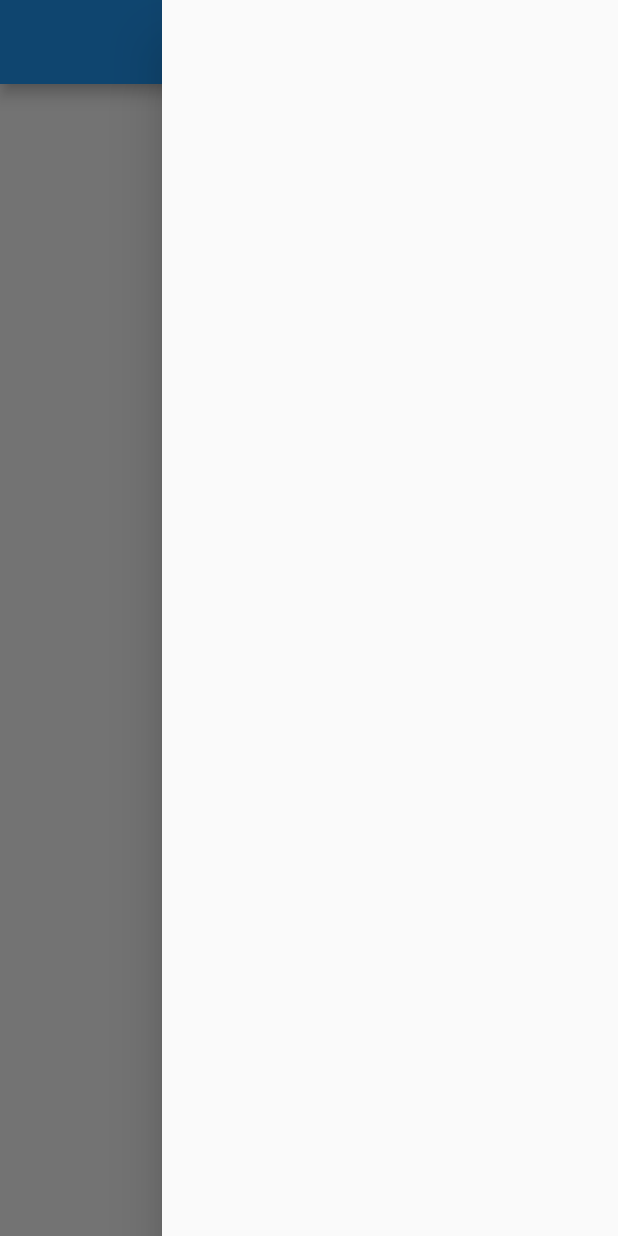
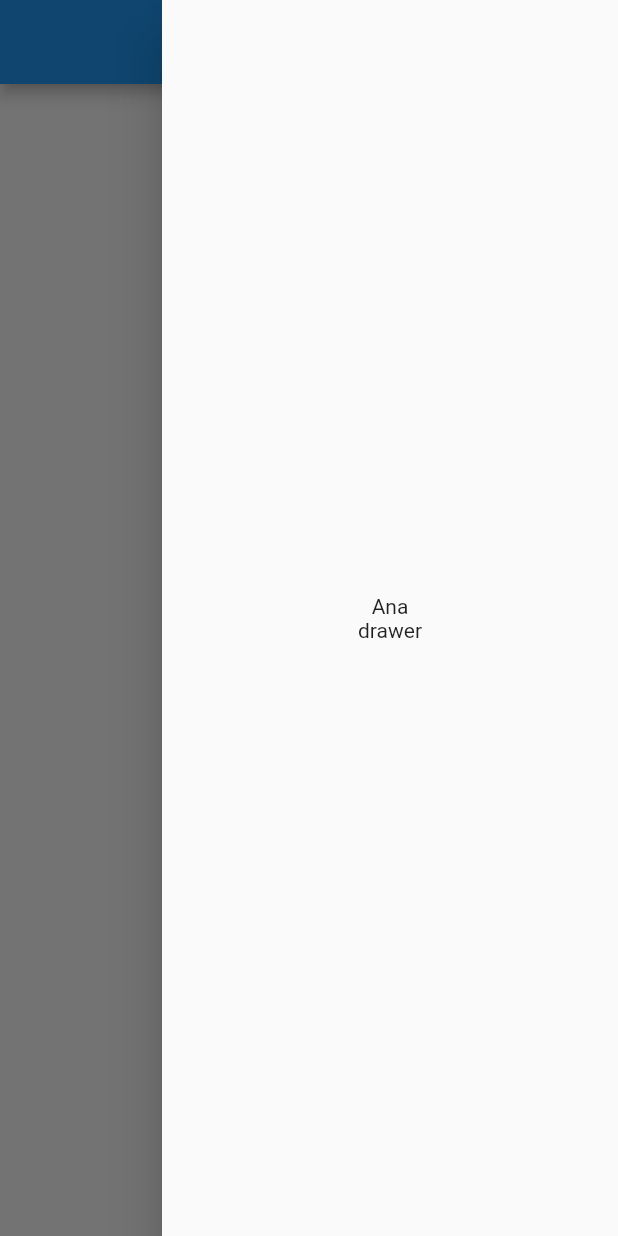
Before and after one commit to Leonardo-Barcelos/flutter_app_clinica_web, a Flutter app: the screen it shows after launch, after a tap on the "menu" icon, on a phone screen of 412 x 824 dp. Run offline on Flutter 3.47's test engine with Material 2 defaults, Android fonts, the phone set to English and light mode, and no system bars; our stand-ins replace image_picker; accounts and stored records are empty.

Commit message:
parcial drawer criada; mock de login

```diff
--- a/lib/components/component/custom_drawer.dart
+++ b/lib/components/component/custom_drawer.dart
@@ -1,12 +1,24 @@
 import 'package:flutter/material.dart';
+import 'package:flutter_app_clinica_web/core/models/user_model.dart';
+import 'package:flutter_app_clinica_web/core/services/auth/auth_service.dart';
 
 class CustomDrawer extends StatelessWidget {
   const CustomDrawer({Key? key}) : super(key: key);
 
   @override
   Widget build(BuildContext context) {
+    UserModel? _currentUser = AuthService().currentUser;
     return Drawer(
-      child: Container(),
+      child: SafeArea(
+        child: Column(
+          crossAxisAlignment: CrossAxisAlignment.center,
+          mainAxisAlignment: MainAxisAlignment.center,
+          children: [
+            Text(_currentUser!.name),
+            const Text('drawer'),
+          ],
+        ),
+      ),
     );
   }
 }
--- a/lib/components/forms/auth_form.dart
+++ b/lib/components/forms/auth_form.dart
@@ -3,7 +3,6 @@ import 'dart:io';
 import 'package:flutter/material.dart';
 import 'package:flutter_app_clinica_web/components/component/user_image_picker.dart';
 import 'package:flutter_app_clinica_web/core/models/auth_form_data.dart';
-import 'package:flutter_app_clinica_web/pages/home_page.dart';
 
 class AuthForm extends StatefulWidget {
   const AuthForm({Key? key}) : super(key: key);
--- /dev/null
+++ b/lib/core/services/auth/auth_nock_service.dart
@@ -0,0 +1,70 @@
+import 'dart:async';
+import 'dart:io';
+import 'dart:math';
+
+import 'package:flutter_app_clinica_web/core/models/user_model.dart';
+import 'package:flutter_app_clinica_web/core/services/auth/auth_service.dart';
+
+class AuthMockService implements AuthService {
+  static const _defaultUser = UserModel(
+    id: '456',
+    name: 'Ana',
+    email: 'ana@cod3r.com.br',
+    imageURL: 'assets/images/avatar.png',
+    type: '',
+  );
+
+  static final Map<String, UserModel> _users = {
+    _defaultUser.email: _defaultUser,
+  };
+  static UserModel? _currentUser;
+  static MultiStreamController<UserModel?>? _controller;
+  static final _userStream = Stream<UserModel?>.multi((controller) {
+    _controller = controller;
+    _updateUser(_defaultUser);
+  });
+
+  @override
+  UserModel? get currentUser {
+    return _currentUser;
+  }
+
+  @override
+  Stream<UserModel?> get userChanges {
+    return _userStream;
+  }
+
+  @override
+  Future<void> signup(
+    String name,
+    String email,
+    String password,
+    File? image,
+  ) async {
+    final newUser = UserModel(
+      id: Random().nextDouble().toString(),
+      name: name,
+      email: email,
+      imageURL: image?.path ?? 'assets/images/avatar.png',
+      type: '',
+    );
+
+    _users.putIfAbsent(email, () => newUser);
+    _updateUser(newUser);
+  }
+
+  @override
+  Future<void> login(String email, String password) async {
+    _updateUser(_users[email]);
+  }
+
+  @override
+  Future<void> logout() async {
+    _updateUser(null);
+  }
+
+  static void _updateUser(UserModel? user) {
+    _currentUser = user;
+    _controller?.add(_currentUser);
+  }
+}
--- a/lib/core/services/auth/auth_service.dart
+++ b/lib/core/services/auth/auth_service.dart
@@ -1,5 +1,6 @@
 import 'dart:io';
 import 'package:flutter_app_clinica_web/core/models/user_model.dart';
+import 'package:flutter_app_clinica_web/core/services/auth/auth_nock_service.dart';
 
 abstract class AuthService {
   UserModel? get currentUser;
@@ -20,7 +21,8 @@ abstract class AuthService {
 
   Future<void> logout();
 
-  // factory AuthService() {
-  //   return AuthFirebaseService();
-  // }
+  factory AuthService() {
+    return AuthMockService();
+    // return AuthFirebaseService();
+  }
 }
--- /dev/null
+++ b/lib/pages/auth_or_app_page.dart
@@ -0,0 +1,26 @@
+import 'package:flutter/material.dart';
+import 'package:flutter_app_clinica_web/core/models/user_model.dart';
+import 'package:flutter_app_clinica_web/core/services/auth/auth_service.dart';
+import 'package:flutter_app_clinica_web/pages/auth_page.dart';
+import 'package:flutter_app_clinica_web/pages/home_page.dart';
+import 'package:flutter_app_clinica_web/pages/loading_page.dart';
+
+class AuthOrAppPage extends StatelessWidget {
+  const AuthOrAppPage({Key? key}) : super(key: key);
+
+  @override
+  Widget build(BuildContext context) {
+    return Scaffold(
+      body: StreamBuilder<UserModel?>(
+        stream: AuthService().userChanges,
+        builder: (ctx, snapshot) {
+          if (snapshot.connectionState == ConnectionState.waiting) {
+            return const LoadingPage();
+          } else {
+            return snapshot.hasData ? const HomePage() : const AuthPage();
+          }
+        },
+      ),
+    );
+  }
+}
--- a/lib/pages/home_page.dart
+++ b/lib/pages/home_page.dart
@@ -1,20 +1,31 @@
 import 'package:flutter/material.dart';
 import 'package:flutter_app_clinica_web/components/component/custom_drawer.dart';
+import 'package:flutter_app_clinica_web/core/models/user_model.dart';
+import 'package:flutter_app_clinica_web/core/services/auth/auth_service.dart';
 
 class HomePage extends StatelessWidget {
   const HomePage({Key? key}) : super(key: key);
 
   @override
   Widget build(BuildContext context) {
+    UserModel? _currentUser = AuthService().currentUser;
     return Scaffold(
-        appBar: AppBar(),
-        body: Container(
-          height: MediaQuery.of(context).size.height,
-          width: MediaQuery.of(context).size.width,
-          child: const Center(
-            child: Text('tela home'),
+      appBar: AppBar(),
+      body: SizedBox(
+        height: MediaQuery.of(context).size.height,
+        width: MediaQuery.of(context).size.width,
+        child: Center(
+          child: Column(
+            crossAxisAlignment: CrossAxisAlignment.center,
+            mainAxisAlignment: MainAxisAlignment.center,
+            children: [
+              Text(_currentUser!.name),
+              const Text('tela home'),
+            ],
           ),
         ),
-        endDrawer: const CustomDrawer());
+      ),
+      endDrawer: const CustomDrawer(),
+    );
   }
 }
--- a/lib/pages/my_app.dart
+++ b/lib/pages/my_app.dart
@@ -1,6 +1,5 @@
 import 'package:flutter/material.dart';
-import 'package:flutter_app_clinica_web/pages/auth_page.dart';
-import 'package:flutter_app_clinica_web/pages/home_page.dart';
+import 'package:flutter_app_clinica_web/pages/auth_or_app_page.dart';
 
 class MyApp extends StatelessWidget {
   const MyApp({Key? key}) : super(key: key);
@@ -9,9 +8,9 @@ class MyApp extends StatelessWidget {
   @override
   Widget build(BuildContext context) {
     return MaterialApp(
-      title: '',
+      title: 'Projeto Clínica',
       theme: _myThemeData(),
-      home: const HomePage(),
+      home: const AuthOrAppPage(),
     );
   }
 
```
